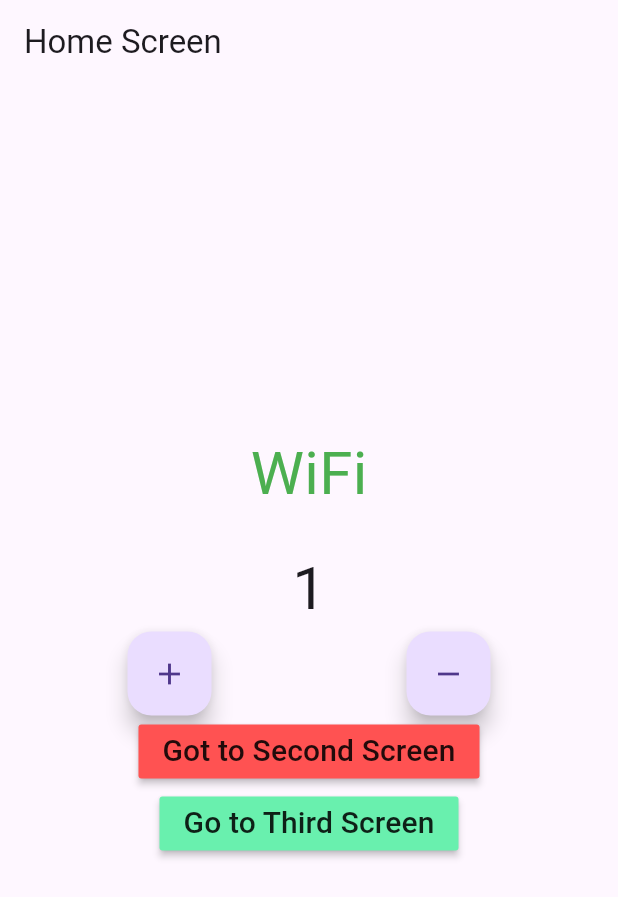
After one commit to we-mohd-i001/flutter_with_bloc_z_to_h, a Flutter app: the screen it shows after launch, after a tap on "Go To Route Management", on a phone screen of 412 x 824 dp. The commit adds this screen. Shown: the top 897 px of the screen. Run offline on Flutter 3.47's test engine with Material 2 defaults, Android fonts, the phone set to English and light mode, and no system bars; our stand-ins replace bloc, connectivity_plus, equatable, flutter_bloc, hydrated_bloc.

Commit message:
added routes
- generated routes
- hydrated bloc for data persistency
- new cubit internet cubit for tracking internet connection state using the connectivity_plus package.
- also used multi bloc providers

```diff
--- a/lib/main.dart
+++ b/lib/main.dart
@@ -1,7 +1,15 @@
+import 'package:connectivity_plus/connectivity_plus.dart';
 import 'package:flutter/material.dart';
 import 'package:flutter_with_bloc_z_to_h/topics/flutter_bloc_concepts/my_bloc_provider.dart';
+import 'package:flutter_with_bloc_z_to_h/topics/route_management/route_management_page.dart';
+import 'package:flutter_with_bloc_z_to_h/topics/route_management/routes/app_router.dart';
+import 'package:hydrated_bloc/hydrated_bloc.dart';
+import 'package:path_provider/path_provider.dart';
 
-void main() {
+void main() async{
+  WidgetsFlutterBinding.ensureInitialized();
+  HydratedBloc.storage = await HydratedStorage.build(
+      storageDirectory: await getApplicationDocumentsDirectory());
   runApp(
     MaterialApp(
       debugShowCheckedModeBanner: false,
@@ -11,6 +19,7 @@ void main() {
       routes: {
         '/': (context) => const MyApp(),
         '/cubit': (context) => const MyBlocProviderParent(),
+        '/route': (context) => RouteManagementPage(appRouter: AppRouter(), connectivity: Connectivity(),),
       },
     ),
   );
@@ -59,8 +68,8 @@ class MyApp extends StatelessWidget {
               child: ElevatedButton(
                 style: ElevatedButton.styleFrom(
                     elevation: 16, backgroundColor: Colors.white10),
-                onPressed: () => Navigator.pushNamed(context, '/cubit'),
-                child: Text('Go To Cubit' , style: Theme.of(context).textTheme.titleLarge,),
+                onPressed: () => Navigator.pushNamed(context, '/route'),
+                child: Text('Go To Route Management' , style: Theme.of(context).textTheme.titleLarge,),
               ),
             ),
             const SizedBox(
--- /dev/null
+++ b/lib/topics/route_management/constants/enums.dart
@@ -0,0 +1,4 @@
+enum ConnectionType{
+  Wifi,
+  Mobile,
+}
--- /dev/null
+++ b/lib/topics/route_management/cubit/counter_cubit.dart
@@ -0,0 +1,25 @@
+import 'dart:convert';
+import 'package:flutter_bloc/flutter_bloc.dart';
+import 'package:hydrated_bloc/hydrated_bloc.dart';
+part 'counter_state.dart';
+
+class CounterCubitNew extends Cubit<CounterState> with HydratedMixin{
+
+
+  CounterCubitNew() : super(CounterState(counterValue: 0, wasIncremented: false));
+
+  void increment() => emit(
+      CounterState(counterValue: state.counterValue + 1, wasIncremented: true));
+  void decrement() => emit(
+      CounterState(counterValue: state.counterValue - 1, wasIncremented: false));
+
+  @override
+  CounterState? fromJson(Map<String, dynamic> json) {
+    return CounterState.fromMap(json);
+  }
+
+  @override
+  Map<String, dynamic>? toJson(CounterState state) {
+    return state.toMap();
+  }
+}
--- /dev/null
+++ b/lib/topics/route_management/cubit/counter_state.dart
@@ -0,0 +1,30 @@
+part of 'counter_cubit.dart';
+
+class CounterState {
+  int counterValue;
+  bool wasIncremented;
+
+  CounterState({
+    required this.counterValue,
+    required this.wasIncremented
+  });
+
+  Map<String, dynamic> toMap() {
+    return <String, dynamic>{
+      'counterValue': counterValue,
+      'wasIncremented': wasIncremented,
+    };
+  }
+
+  factory CounterState.fromMap(Map<String, dynamic> map) {
+    return CounterState(
+      counterValue: map['counterValue'] as int,
+      wasIncremented: map['wasIncremented'] as bool,
+    );
+  }
+
+  String toJson() => json.encode(toMap());
+
+  factory CounterState.fromJson(String source) =>
+      CounterState.fromMap(json.decode(source) as Map<String, dynamic>);
+}
--- /dev/null
+++ b/lib/topics/route_management/cubit/internet_cubit.dart
@@ -0,0 +1,37 @@
+import 'dart:async';
+import 'package:connectivity_plus/connectivity_plus.dart';
+import 'package:flutter/material.dart';
+import 'package:flutter_bloc/flutter_bloc.dart';
+import 'package:flutter_with_bloc_z_to_h/topics/route_management/constants/enums.dart';
+
+part 'internet_state.dart';
+
+class InternetCubit extends Cubit<InternetState>{
+  final Connectivity connectivity;
+  late StreamSubscription connectivityStreamSubscription;
+
+  InternetCubit(this.connectivity) : super(InternetLoading()){
+    connectivityStreamSubscription =
+        connectivity.onConnectivityChanged.listen((connectivityResult) {
+              if(connectivityResult == ConnectivityResult.wifi){
+                emitInternetConnected(ConnectionType.Wifi);
+              }else if(connectivityResult == ConnectivityResult.mobile){
+                emitInternetConnected(ConnectionType.Mobile);
+              } else if(connectivityResult == ConnectivityResult.none){
+                emitInternetDisconnected();
+              }
+            });
+  }
+
+
+  void emitInternetConnected (ConnectionType connectionType) =>
+      emit(InternetConnected(connectionType));
+
+  void emitInternetDisconnected() => emit(InternetDisconnected());
+
+  @override
+  Future<void> close(){
+    connectivityStreamSubscription.cancel();
+    return super.close();
+  }
+}
--- /dev/null
+++ b/lib/topics/route_management/cubit/internet_state.dart
@@ -0,0 +1,13 @@
+part of 'internet_cubit.dart';
+
+@immutable
+abstract class InternetState {}
+
+class InternetLoading extends InternetState{}
+
+class InternetConnected extends InternetState{
+  final ConnectionType connectionType;
+  InternetConnected(this.connectionType);
+}
+
+class InternetDisconnected extends InternetState{}
--- /dev/null
+++ b/lib/topics/route_management/route_management_page.dart
@@ -0,0 +1,34 @@
+import 'package:flutter/material.dart';
+import 'package:flutter_bloc/flutter_bloc.dart';
+import 'package:flutter_with_bloc_z_to_h/topics/route_management/cubit/internet_cubit.dart';
+import 'package:flutter_with_bloc_z_to_h/topics/route_management/routes/app_router.dart';
+import 'package:connectivity_plus/connectivity_plus.dart';
+
+import 'cubit/counter_cubit.dart';
+
+
+class RouteManagementPage extends StatelessWidget {
+
+  final AppRouter appRouter;
+  final Connectivity connectivity;
+  const RouteManagementPage({super.key, required this.appRouter, required this.connectivity});
+
+  @override
+  Widget build(BuildContext context) {
+    return MultiBlocProvider(
+      providers: [
+        BlocProvider(create: (context) => InternetCubit(connectivity)),
+        BlocProvider(create: (context) => CounterCubitNew()),
+      ],
+      child: MaterialApp(
+        title: 'Flutter Demo',
+        theme: ThemeData(
+          useMaterial3: true ,
+          primarySwatch: Colors.blue,
+          visualDensity: VisualDensity.adaptivePlatformDensity,
+        ),
+        onGenerateRoute: appRouter.onGenerateRoute,
+      ),
+    );
+  }
+}
--- /dev/null
+++ b/lib/topics/route_management/routes/app_router.dart
@@ -0,0 +1,27 @@
+import 'package:flutter/material.dart';
+import 'package:flutter_with_bloc_z_to_h/topics/route_management/screens/home_screen.dart';
+import 'package:flutter_with_bloc_z_to_h/topics/route_management/screens/second_screen.dart';
+import 'package:flutter_with_bloc_z_to_h/topics/route_management/screens/third_screen.dart';
+
+class AppRouter{
+
+  Route onGenerateRoute(RouteSettings routeSettings){
+    switch (routeSettings.name){
+      case '/' :
+        return MaterialPageRoute(
+          builder: (_) => HomeScreen(),
+        );
+        break;
+      case '/second' :
+        return MaterialPageRoute(
+          builder: (_) => SecondScreen(),);
+        break;
+      case '/third' :
+        return MaterialPageRoute(
+          builder: (_) => ThirdScreen(),);
+        break;
+      default:
+        throw UnimplementedError();
+    }
+  }
+}
--- /dev/null
+++ b/lib/topics/route_management/screens/home_screen.dart
@@ -0,0 +1,140 @@
+import 'package:flutter/material.dart';
+import 'package:flutter_bloc/flutter_bloc.dart';
+import 'package:flutter_with_bloc_z_to_h/topics/route_management/constants/enums.dart';
+import 'package:flutter_with_bloc_z_to_h/topics/route_management/cubit/counter_cubit.dart';
+import 'package:flutter_with_bloc_z_to_h/topics/route_management/cubit/internet_cubit.dart';
+
+
+
+class HomeScreen extends StatelessWidget {
+  const HomeScreen({super.key});
+
+  @override
+  Widget build(BuildContext context) {
+    return BlocListener<InternetCubit, InternetState>(
+  listener: (context, state) {
+    if(state is InternetConnected && state.connectionType == ConnectionType.Wifi){
+      context.read<CounterCubitNew>().increment();
+    } else if(state is InternetConnected && state.connectionType == ConnectionType.Mobile){
+      context.read<CounterCubitNew>().decrement();
+    }
+    // TODO: implement listener
+  },
+  child: Scaffold(
+      appBar: AppBar(title: const Text('Home Screen')),
+      body: Center(
+        child: Column(
+          mainAxisAlignment: MainAxisAlignment.center,
+          children: <Widget>[
+            BlocBuilder<InternetCubit, InternetState>(builder: (context, state){
+              if(state is InternetConnected && state.connectionType == ConnectionType.Wifi){
+                return const Text('WiFi',
+                    style: TextStyle(
+                        fontSize: 40,
+                        color: Colors.green));
+              } else if(state is InternetConnected && state.connectionType == ConnectionType.Mobile){
+                return const Text('Mobile',
+                    style: TextStyle(
+                        fontSize: 40,
+                        color: Colors.blue));
+              } else if (state is InternetDisconnected){
+                return const Text('Disconnected',
+                    style: TextStyle(
+                        fontSize: 40,
+                        color: Colors.grey));
+              } else {
+                return const CircularProgressIndicator();
+              }
+
+
+            }),
+            BlocListener<CounterCubitNew, CounterState>(
+              listener: (context, state) {
+                if(state.wasIncremented){
+                  ScaffoldMessenger.of(context).showSnackBar(
+                    const SnackBar(
+                      content: Text('Incremented'),
+                      duration: Duration(milliseconds: 300),
+                    ),
+                  );
+                } else {
+                  ScaffoldMessenger.of(context).showSnackBar(
+                    const SnackBar(
+                      content: Text('Decremented'),
+                      duration: Duration(milliseconds: 300),
+                    ),
+                  );
+                }
+              },
+              child: Padding(
+                padding: const EdgeInsets.all(20),
+                child:
+                Column(
+                  mainAxisAlignment: MainAxisAlignment.spaceEvenly,
+                  children: [
+                    // const Text(
+                    //   'When you Increase or Decrease the Number it Will be shown below.',
+                    //   style: TextStyle(fontSize: 20),
+                    // ),
+
+                    BlocBuilder<CounterCubitNew, CounterState>(
+                        builder: (context, count) {
+                          if(count.counterValue < 0){
+                            return  Text(
+                              'This is Negative ${count.counterValue.toString()}', style: const TextStyle(fontSize: 28), );
+                          } else if(count.counterValue % 2 == 0 && count.counterValue != 0){
+                            return
+                              Text(
+                                'This is an even Number ${count.counterValue.toString()}', style: const TextStyle(fontSize:28), );
+                          } else if(count.counterValue == 0){
+                            return
+                              Text(
+                                'This is indeed zero ${count.counterValue.toString()}', style: const TextStyle(fontSize: 28), );
+                          }
+                          else{
+                            return
+                              Text(
+                                count.counterValue.toString(), style: const TextStyle(fontSize: 40), );
+                          }
+                        }
+                    ),
+                    Row(
+                      crossAxisAlignment: CrossAxisAlignment.center,
+                      mainAxisAlignment: MainAxisAlignment.spaceEvenly,
+                      children: <Widget>[
+                        FloatingActionButton(
+                          tooltip: 'Increment',
+                          child: const Icon(Icons.add),
+                          onPressed: () => context.read<CounterCubitNew>().increment(),
+                        ),
+                        const SizedBox(height: 4),
+                        FloatingActionButton(
+                          tooltip: 'Decrement',
+                          child: const Icon(Icons.remove),
+                          onPressed: () => context.read<CounterCubitNew>().decrement(),
+                        ),
+                      ],
+                    ),
+                    MaterialButton(onPressed: (){
+                      Navigator.of(context).pushNamed('/second');
+                    },
+                    color: Colors.redAccent,
+                    child: const Text('Got to Second Screen', style: TextStyle(fontSize: 20),),),
+                    MaterialButton(onPressed: (){
+
+                      Navigator.of(context).pushNamed('/third');
+                    },
+                      color: Colors.greenAccent,
+                      child: const Text('Go to Third Screen', style: TextStyle(fontSize: 20),),)
+                  ],
+                ),
+              ),
+            ),
+          ],
+        ),
+      ),
+
+    ),
+);
+  }
+}
--- a/pubspec.yaml
+++ b/pubspec.yaml
@@ -16,6 +16,9 @@ dependencies:
   flutter_bloc: ^8.1.4
   equatable: ^2.0.5
   bloc_test: ^9.1.6
+  connectivity_plus: ^5.0.2
+  hydrated_bloc: ^9.1.4
+  path_provider: ^2.1.1
 
 dev_dependencies:
   flutter_test:
```
Also changed, not shown: lib/topics/route_management/screens/second_screen.dart (added, +77 -0 lines), lib/topics/route_management/screens/third_screen.dart (added, +75 -0 lines), pubspec.lock, 1 other file.
